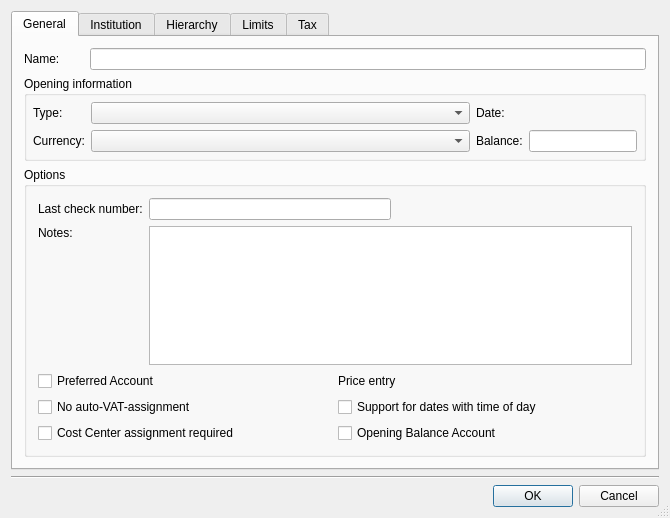
First picture: the form in kmymoney/dialogs/knewaccountdlg.ui, repository rhabacker/kmymoney, before the edit.
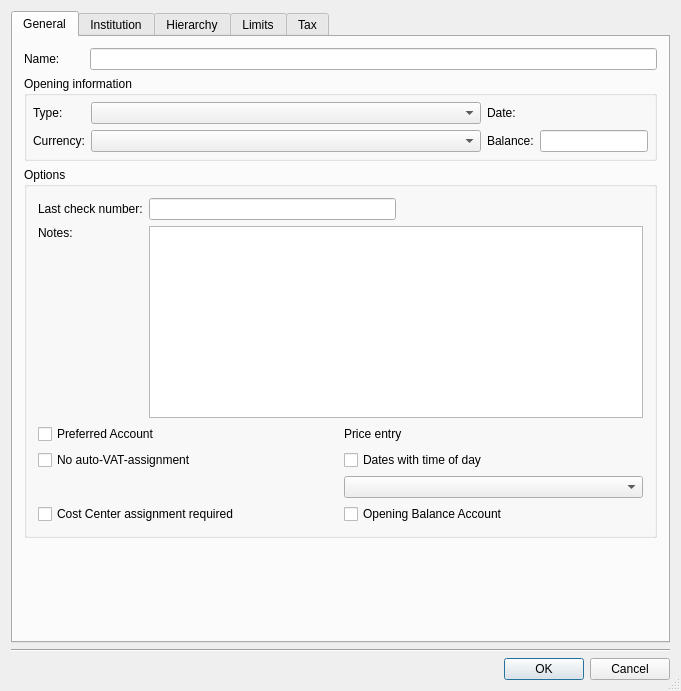
Second picture: the form after the edit. Custom widgets are drawn as their Qt base class.

Commit message: Add time zone support to the ui

Diff of the .ui file:
```diff
--- a/kmymoney/dialogs/knewaccountdlg.ui
+++ b/kmymoney/dialogs/knewaccountdlg.ui
@@ -6,8 +6,8 @@
    <rect>
     <x>0</x>
     <y>0</y>
-    <width>670</width>
-    <height>518</height>
+    <width>681</width>
+    <height>691</height>
    </rect>
   </property>
   <property name="windowTitle">
@@ -262,7 +262,7 @@
               </property>
              </widget>
             </item>
-            <item row="2" column="0">
+            <item row="3" column="0">
              <widget class="QCheckBox" name="m_costCenterRequiredCheckBox">
               <property name="text">
                <string>Cost Center assignment required</string>
@@ -278,11 +278,11 @@
                <string>&lt;html&gt;&lt;head/&gt;&lt;body&gt;&lt;p&gt;For transactions related to this account, support post and entry dates with time of day&lt;/p&gt;&lt;/body&gt;&lt;/html&gt;</string>
               </property>
               <property name="text">
-               <string>Support for dates with time of day</string>
+               <string>Dates with time of day</string>
               </property>
              </widget>
             </item>
-            <item row="2" column="1">
+            <item row="3" column="1">
              <widget class="QCheckBox" name="m_qcheckboxOpeningBalance">
               <property name="enabled">
                <bool>true</bool>
@@ -295,6 +295,9 @@
               </property>
              </widget>
             </item>
+            <item row="2" column="1">
+             <widget class="QComboBox" name="m_timeZoneComboBox"/>
+            </item>
            </layout>
           </item>
          </layout>
```
The commit also changes 3 other files.
